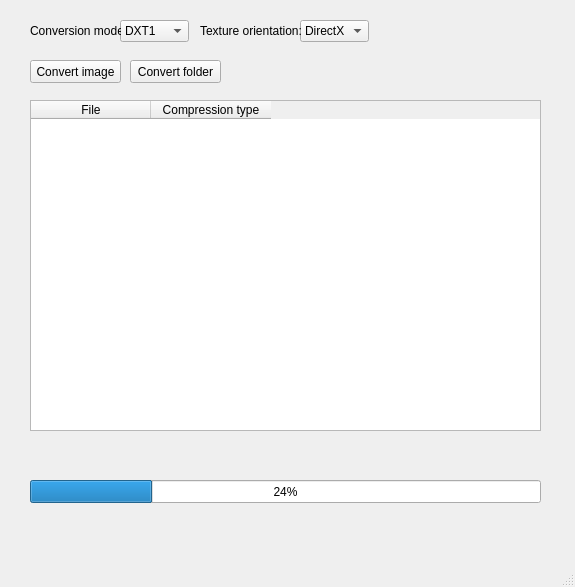
Before: the Qt Designer form Widgets/MainWindow.ui in KostyaNes/Multithreaded-DDS-Converter, drawn with Qt 5.
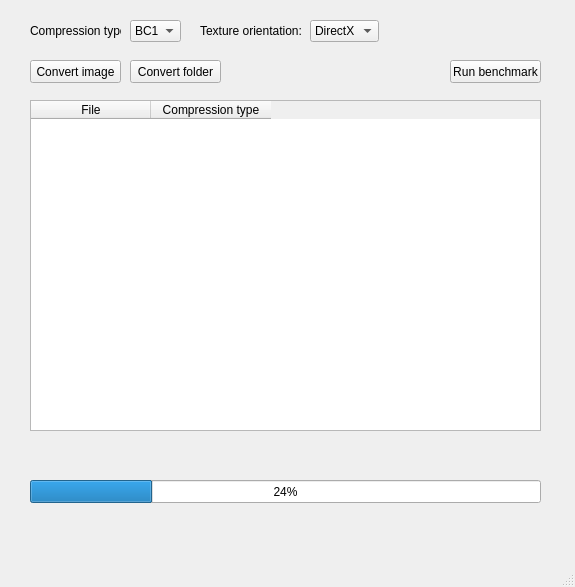
After: the same form once the commit is applied.

Commit message: add conversion code + BC1 + benchmark run

What changed in the file:
```diff
--- a/Widgets/MainWindow.ui
+++ b/Widgets/MainWindow.ui
@@ -17,15 +17,15 @@
    <widget class="QComboBox" name="conversionModeComboBox">
     <property name="geometry">
      <rect>
-      <x>120</x>
+      <x>130</x>
       <y>20</y>
-      <width>69</width>
+      <width>51</width>
       <height>22</height>
      </rect>
     </property>
     <item>
      <property name="text">
-      <string>DXT1</string>
+      <string>BC1</string>
      </property>
     </item>
     <item>
@@ -42,7 +42,7 @@
    <widget class="QComboBox" name="textureOrientationComboBox">
     <property name="geometry">
      <rect>
-      <x>300</x>
+      <x>310</x>
       <y>20</y>
       <width>69</width>
       <height>22</height>
@@ -69,7 +69,7 @@
      </rect>
     </property>
     <property name="text">
-     <string>Conversion mode:</string>
+     <string>Compression type:</string>
     </property>
    </widget>
    <widget class="QLabel" name="textureOrientationLabel">
@@ -193,6 +193,19 @@
      <set>Qt::AlignCenter</set>
     </property>
    </widget>
+   <widget class="QPushButton" name="runBenchmarkButton">
+    <property name="geometry">
+     <rect>
+      <x>450</x>
+      <y>60</y>
+      <width>91</width>
+      <height>23</height>
+     </rect>
+    </property>
+    <property name="text">
+     <string>Run benchmark</string>
+    </property>
+   </widget>
   </widget>
   <widget class="QMenuBar" name="menubar">
    <property name="geometry">
```
Left out of the diff: 4 changed lines with no effect on the pictures. The commit also changes 26 other files.
